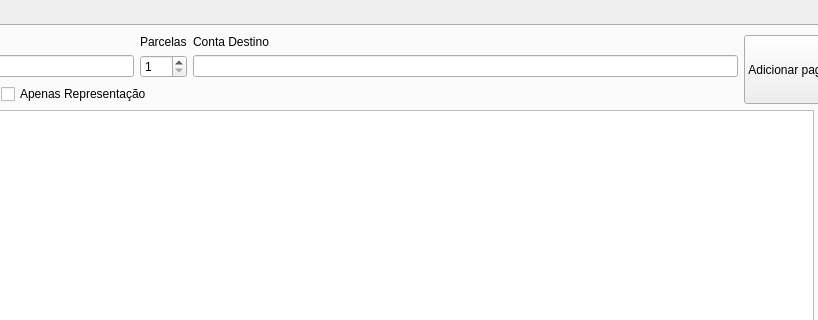
Old version of the form ui/cadastropagamento.ui in the repository darktorres/ERP-STACCATO; both pictures show x 423 to 1241 and y 0 to 320 of the 1424 by 650 pixel window.
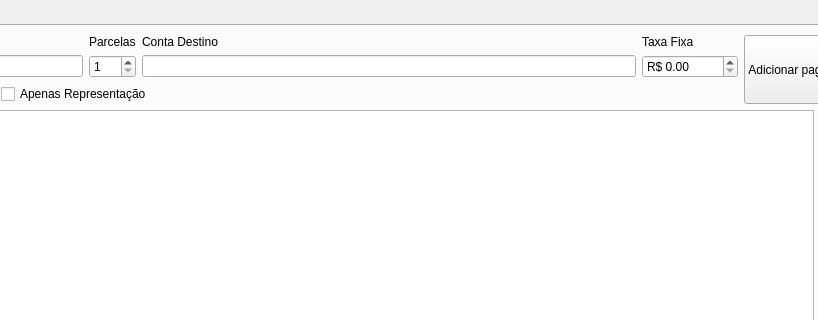
New version of the form. Custom widgets are drawn as their Qt base class.

Commit message:
CadastroPagamento/Venda: taxa fixa parametrizavel por forma de pagamento
Safra cobra R$0,40 fixo por venda paga via link (SAFRAPAY LINK), rateado entre
parcelas igual a taxa percentual ja existente. Novo campo forma_pagamento.taxaFixa,
configuravel em Cadastrar Formas de Pagamento, deduzido em linha propria (Taxa
Link) separada da Taxa Cartao ao processar pagamento na Venda.

```diff
--- a/ui/cadastropagamento.ui
+++ b/ui/cadastropagamento.ui
@@ -165,6 +165,26 @@
               <item row="1" column="2">
                <widget class="ItemBox" name="itemBoxContaDestino"/>
               </item>
+              <item row="0" column="3">
+               <widget class="QLabel" name="label_9">
+                <property name="text">
+                 <string>Taxa Fixa</string>
+                </property>
+               </widget>
+              </item>
+              <item row="1" column="3">
+               <widget class="QDoubleSpinBox" name="doubleSpinBoxTaxaFixa">
+                <property name="correctionMode">
+                 <enum>QAbstractSpinBox::CorrectToNearestValue</enum>
+                </property>
+                <property name="prefix">
+                 <string>R$ </string>
+                </property>
+                <property name="maximum">
+                 <double>99999.990000000005239</double>
+                </property>
+               </widget>
+              </item>
              </layout>
             </item>
             <item row="0" column="1" rowspan="2">
```
The commit also changes 2 other files.
